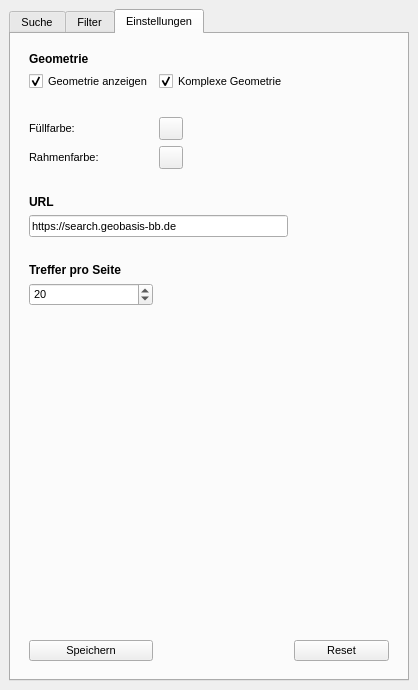
The window that gazetteer_bb_dockwidget_base.ui (marcusmohr/qgs-gazetteer-bb) describes before a commit, drawn with Qt 5.
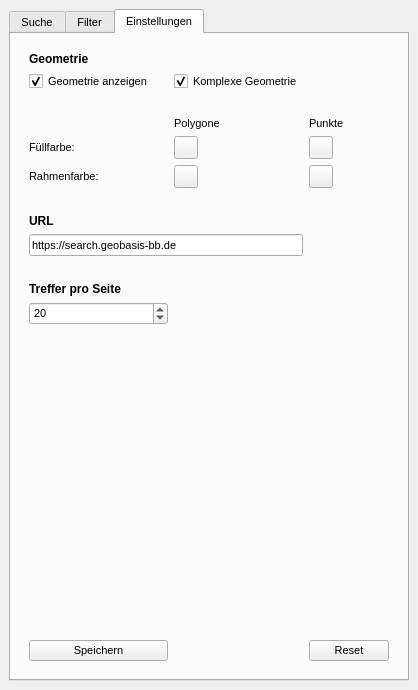
The same window after the commit. The open tabs and pages were chosen to show the change. Custom widgets are drawn as their Qt base class.

Commit message: add support for custom point styles

Diff of the .ui file:
```diff
--- a/gazetteer_bb_dockwidget_base.ui
+++ b/gazetteer_bb_dockwidget_base.ui
@@ -294,102 +294,6 @@
           <property name="bottomMargin">
            <number>9</number>
           </property>
-          <item row="10" column="0">
-           <widget class="QLabel" name="searchUrlLabel">
-            <property name="font">
-             <font>
-              <pointsize>9</pointsize>
-              <weight>75</weight>
-              <bold>true</bold>
-             </font>
-            </property>
-            <property name="text">
-             <string>URL</string>
-            </property>
-           </widget>
-          </item>
-          <item row="7" column="1">
-           <widget class="QgsColorButton" name="fillColorButton">
-            <property name="allowOpacity">
-             <bool>true</bool>
-            </property>
-           </widget>
-          </item>
-          <item row="11" column="0" colspan="2">
-           <widget class="QLineEdit" name="urlEdit">
-            <property name="text">
-             <string>https://search.geobasis-bb.de</string>
-            </property>
-           </widget>
-          </item>
-          <item row="6" column="0" colspan="3">
-           <spacer name="horizontalSpacer">
-            <property name="orientation">
-             <enum>Qt::Horizontal</enum>
-            </property>
-            <property name="sizeHint" stdset="0">
-             <size>
-              <width>40</width>
-              <height>20</height>
-             </size>
-            </property>
-           </spacer>
-          </item>
-          <item row="9" column="0" colspan="3">
-           <spacer name="horizontalSpacer_3">
-            <property name="orientation">
-             <enum>Qt::Horizontal</enum>
-            </property>
-            <property name="sizeHint" stdset="0">
-             <size>
-              <width>40</width>
-              <height>20</height>
-             </size>
-            </property>
-           </spacer>
-          </item>
-          <item row="8" column="0">
-           <widget class="QLabel" name="borderColorLabel">
-            <property name="text">
-             <string>Rahmenfarbe:</string>
-            </property>
-           </widget>
-          </item>
-          <item row="8" column="1">
-           <widget class="QgsColorButton" name="borderColorButton">
-            <property name="allowOpacity">
-             <bool>true</bool>
-            </property>
-           </widget>
-          </item>
-          <item row="7" column="0">
-           <widget class="QLabel" name="fillLabel">
-            <property name="text">
-             <string>Füllfarbe:</string>
-            </property>
-           </widget>
-          </item>
-          <item row="3" column="0">
-           <widget class="QLabel" name="geometryLabel">
-            <property name="font">
-             <font>
-              <pointsize>9</pointsize>
-              <weight>75</weight>
-              <bold>true</bold>
-             </font>
-            </property>
-            <property name="text">
-             <string>Geometrie</string>
-            </property>
-           </widget>
-          </item>
-          <item row="28" column="0">
-           <widget class="QPushButton" name="saveButton">
-            <property name="text">
-             <string>Speichern</string>
-            </property>
-           </widget>
-          </item>
           <item row="4" column="1">
            <widget class="QCheckBox" name="complexBox">
             <property name="text">
@@ -400,7 +304,52 @@
             </property>
            </widget>
           </item>
+          <item row="4" column="0">
+           <widget class="QCheckBox" name="layerBox">
+            <property name="text">
+             <string>Geometrie anzeigen</string>
+            </property>
+            <property name="checked">
+             <bool>true</bool>
+            </property>
+           </widget>
+          </item>
+          <item row="8" column="0">
+           <widget class="QLabel" name="fillLabel">
+            <property name="text">
+             <string>Füllfarbe:</string>
+            </property>
+           </widget>
+          </item>
+          <item row="9" column="0">
+           <widget class="QLabel" name="borderColorLabel">
+            <property name="text">
+             <string>Rahmenfarbe:</string>
+            </property>
+           </widget>
+          </item>
           <item row="14" column="0">
+           <widget class="QLabel" name="sizeLabel">
+            <property name="font">
+             <font>
+              <pointsize>9</pointsize>
+              <weight>75</weight>
+              <bold>true</bold>
+             </font>
+            </property>
+            <property name="text">
+             <string>Treffer pro Seite</string>
+            </property>
+           </widget>
+          </item>
+          <item row="29" column="2">
+           <widget class="QPushButton" name="resetButton">
+            <property name="text">
+             <string>Reset</string>
+            </property>
+           </widget>
+          </item>
+          <item row="15" column="0">
            <widget class="QSpinBox" name="resultsBox">
             <property name="minimum">
              <number>10</number>
@@ -413,29 +362,21 @@
             </property>
            </widget>
           </item>
-          <item row="13" column="0">
-           <widget class="QLabel" name="sizeLabel">
-            <property name="font">
-             <font>
-              <pointsize>9</pointsize>
-              <weight>75</weight>
-              <bold>true</bold>
-             </font>
+          <item row="10" column="0" colspan="3">
+           <spacer name="horizontalSpacer_3">
+            <property name="orientation">
+             <enum>Qt::Horizontal</enum>
             </property>
-            <property name="text">
-             <string>Treffer pro Seite</string>
+            <property name="sizeHint" stdset="0">
+             <size>
+              <width>40</width>
+              <height>20</height>
+             </size>
             </property>
-           </widget>
+           </spacer>
           </item>
-          <item row="28" column="2">
-           <widget class="QPushButton" name="resetButton">
-            <property name="text">
-             <string>Reset</string>
-            </property>
-           </widget>
-          </item>
-          <item row="12" column="0" colspan="3">
-           <spacer name="horizontalSpacer_4">
+          <item row="6" column="0" colspan="3">
+           <spacer name="horizontalSpacer">
             <property name="orientation">
              <enum>Qt::Horizontal</enum>
             </property>
@@ -447,17 +388,7 @@
             </property>
            </spacer>
           </item>
-          <item row="4" column="0">
-           <widget class="QCheckBox" name="layerBox">
-            <property name="text">
-             <string>Geometrie anzeigen</string>
-            </property>
-            <property name="checked">
-             <bool>true</bool>
-            </property>
-           </widget>
-          </item>
-          <item row="26" column="0">
+          <item row="27" column="0">
            <spacer name="verticalSpacer_2">
             <property name="orientation">
              <enum>Qt::Vertical</enum>
@@ -486,6 +417,103 @@
             </property>
            </widget>
           </item>
+          <item row="12" column="0" colspan="2">
+           <widget class="QLineEdit" name="urlEdit">
+            <property name="text">
+             <string>https://search.geobasis-bb.de</string>
+            </property>
+           </widget>
+          </item>
+          <item row="9" column="1">
+           <widget class="QgsColorButton" name="borderColorButton">
+            <property name="allowOpacity">
+             <bool>true</bool>
+            </property>
+           </widget>
+          </item>
+          <item row="29" column="0">
+           <widget class="QPushButton" name="saveButton">
+            <property name="text">
+             <string>Speichern</string>
+            </property>
+           </widget>
+          </item>
+          <item row="13" column="0" colspan="3">
+           <spacer name="horizontalSpacer_4">
+            <property name="orientation">
+             <enum>Qt::Horizontal</enum>
+            </property>
+            <property name="sizeHint" stdset="0">
+             <size>
+              <width>40</width>
+              <height>20</height>
+             </size>
+            </property>
+           </spacer>
+          </item>
+          <item row="8" column="1">
+           <widget class="QgsColorButton" name="fillColorButton">
+            <property name="allowOpacity">
+             <bool>true</bool>
+            </property>
+           </widget>
+          </item>
+          <item row="11" column="0">
+           <widget class="QLabel" name="searchUrlLabel">
+            <property name="font">
+             <font>
+              <pointsize>9</pointsize>
+              <weight>75</weight>
+              <bold>true</bold>
+             </font>
+            </property>
+            <property name="text">
+             <string>URL</string>
+            </property>
+           </widget>
+          </item>
+          <item row="3" column="0">
+           <widget class="QLabel" name="geometryLabel">
+            <property name="font">
+             <font>
+              <pointsize>9</pointsize>
+              <weight>75</weight>
+              <bold>true</bold>
+             </font>
+            </property>
+            <property name="text">
+             <string>Geometrie</string>
+            </property>
+           </widget>
+          </item>
+          <item row="7" column="1">
+           <widget class="QLabel" name="polygonLabel">
+            <property name="text">
+             <string>Polygone</string>
+            </property>
+           </widget>
+          </item>
+          <item row="7" column="2">
+           <widget class="QLabel" name="pointLabel">
+            <property name="text">
+             <string>Punkte</string>
+            </property>
+           </widget>
+          </item>
+          <item row="8" column="2">
+           <widget class="QgsColorButton" name="fillColorPointButton">
+            <property name="allowOpacity">
+             <bool>true</bool>
+            </property>
+           </widget>
+          </item>
+          <item row="9" column="2">
+           <widget class="QgsColorButton" name="borderColorPointButton">
+            <property name="allowOpacity">
+             <bool>true</bool>
+            </property>
+           </widget>
+          </item>
          </layout>
         </item>
        </layout>
```
Left out of the diff: 2 changed lines with no effect on the pictures. The commit also changes 3 other files.
